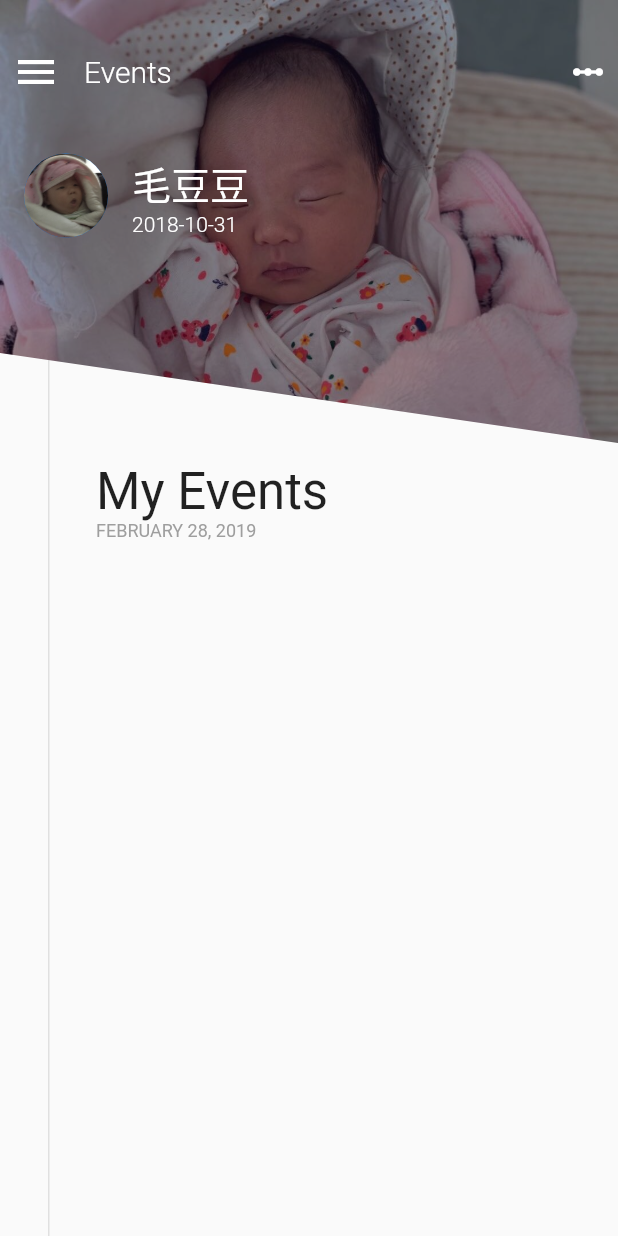
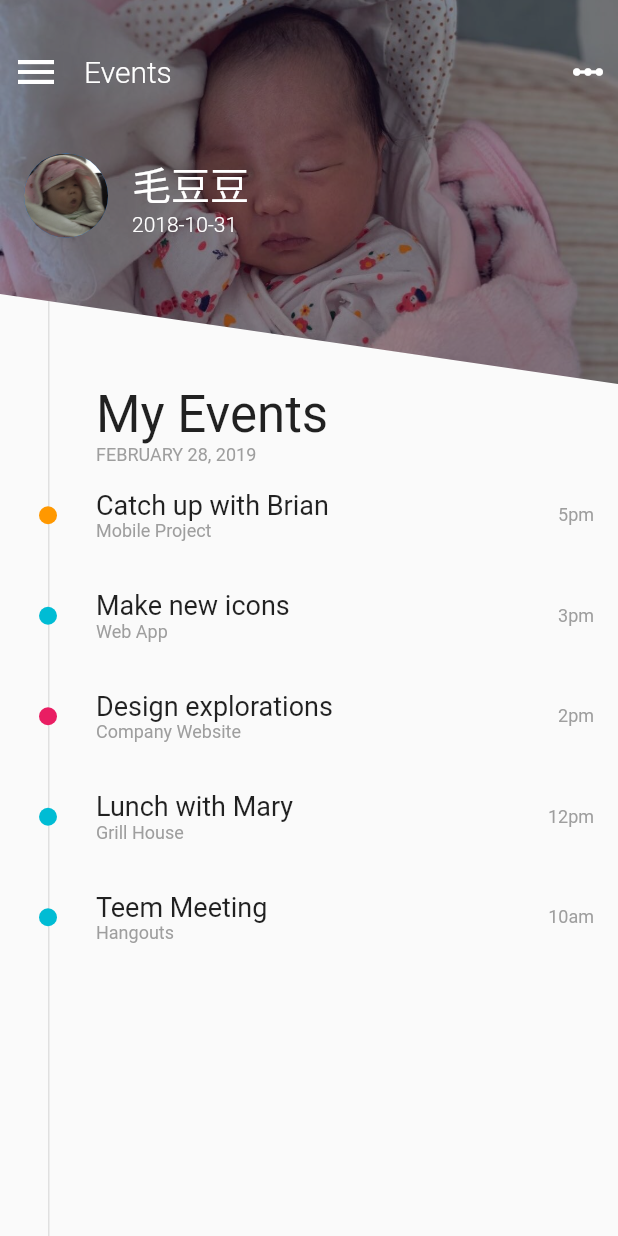
Before and after one commit to huajianmao/babytracker, a Flutter app: the screen it shows after launch, on a phone screen of 412 x 824 dp. Run offline on Flutter 3.47's test engine with Material 2 defaults, Android fonts, the phone set to English and light mode, and no system bars.

Commit message:
Add Event List Model

```diff
--- /dev/null
+++ b/flutter/lib/event.dart
@@ -0,0 +1,11 @@
+import 'package:flutter/material.dart';
+
+class Event {
+  final String title;
+  final String category;
+  final String time;
+  final Color color;
+  final bool completed;
+
+  Event({this.title, this.category, this.time, this.color, this.completed});
+}
--- /dev/null
+++ b/flutter/lib/event_row.dart
@@ -0,0 +1,59 @@
+import 'package:babytracker/event.dart';
+import 'package:flutter/material.dart';
+
+class EventRow extends StatelessWidget {
+  final Event event;
+  final double dotSize = 12.0;
+  final Animation<double> animation;
+
+  const EventRow({Key key, this.event, this.animation}) : super(key: key);
+
+  @override
+  Widget build(BuildContext context) {
+    return new FadeTransition(
+      opacity: animation,
+      child: new SizeTransition(
+        sizeFactor: animation,
+        child: new Padding(
+          padding: const EdgeInsets.symmetric(vertical: 16.0),
+          child: new Row(
+            children: <Widget>[
+              new Padding(
+                padding:
+                new EdgeInsets.symmetric(horizontal: 32.0 - dotSize / 2),
+                child: new Container(
+                  height: dotSize,
+                  width: dotSize,
+                  decoration: new BoxDecoration(
+                      shape: BoxShape.circle, color: event.color),
+                ),
+              ),
+              new Expanded(
+                child: new Column(
+                  crossAxisAlignment: CrossAxisAlignment.start,
+                  children: <Widget>[
+                    new Text(
+                      event.title,
+                      style: new TextStyle(fontSize: 18.0),
+                    ),
+                    new Text(
+                      event.category,
+                      style: new TextStyle(fontSize: 12.0, color: Colors.grey),
+                    )
+                  ],
+                ),
+              ),
+              new Padding(
+                padding: const EdgeInsets.only(right: 16.0),
+                child: new Text(
+                  event.time,
+                  style: new TextStyle(fontSize: 12.0, color: Colors.grey),
+                ),
+              ),
+            ],
+          ),
+        ),
+      ),
+    );
+  }
+}
--- /dev/null
+++ b/flutter/lib/initial_list.dart
@@ -0,0 +1,36 @@
+import 'package:babytracker/event.dart';
+import 'package:flutter/material.dart';
+
+
+List<Event> events = [
+  new Event(
+      title: "Catch up with Brian",
+      category: "Mobile Project",
+      time: "5pm",
+      color: Colors.orange,
+      completed: false),
+  new Event(
+      title: "Make new icons",
+      category: "Web App",
+      time: "3pm",
+      color: Colors.cyan,
+      completed: true),
+  new Event(
+      title: "Design explorations",
+      category: "Company Website",
+      time: "2pm",
+      color: Colors.pink,
+      completed: false),
+  new Event(
+      title: "Lunch with Mary",
+      category: "Grill House",
+      time: "12pm",
+      color: Colors.cyan,
+      completed: true),
+  new Event(
+      title: "Teem Meeting",
+      category: "Hangouts",
+      time: "10am",
+      color: Colors.cyan,
+      completed: true),
+];
--- /dev/null
+++ b/flutter/lib/list_model.dart
@@ -0,0 +1,38 @@
+import 'package:babytracker/event.dart';
+import 'package:babytracker/event_row.dart';
+import 'package:flutter/material.dart';
+
+class ListModel {
+  ListModel(this.listKey, items) : this.items = new List.of(items);
+
+  final GlobalKey<AnimatedListState> listKey;
+  final List<Event> items;
+
+  AnimatedListState get _animatedList => listKey.currentState;
+
+  void insert(int index, Event item) {
+    items.insert(index, item);
+    _animatedList.insertItem(index, duration: new Duration(milliseconds: 150));
+  }
+
+  Event removeAt(int index) {
+    final Event removedItem = items.removeAt(index);
+    if (removedItem != null) {
+      _animatedList.removeItem(
+          index,
+              (context, animation) => new EventRow (
+            event: removedItem,
+            animation: animation,
+          ),
+          duration: new Duration(milliseconds: (150 + 200*(index/length)).toInt())
+      );
+    }
+    return removedItem;
+  }
+
+  int get length => items.length;
+
+  Event operator [](int index) => items[index];
+
+  int indexOf(Event item) => items.indexOf(item);
+}
--- a/flutter/lib/main.dart
+++ b/flutter/lib/main.dart
@@ -1,4 +1,7 @@
 import 'package:babytracker/diagonal_clipper.dart';
+import 'package:babytracker/event_row.dart';
+import 'package:babytracker/list_model.dart';
+import 'package:babytracker/initial_list.dart';
 import 'package:flutter/material.dart';
 
 void main() => runApp(BabyTracker());
@@ -23,7 +26,18 @@ class MainPage extends StatefulWidget {
 }
 
 class _MainPageState extends State<MainPage> {
-  double _imageHeight = 256.0;
+  final GlobalKey<AnimatedListState> _listKey =
+  new GlobalKey<AnimatedListState>();
+  final double _imageHeight = 256.0;
+  ListModel listModel;
+  bool showOnlyCompleted = false;
+
+  @override
+  void initState() {
+    super.initState();
+    listModel = new ListModel(_listKey, events);
+  }
+
   @override
   Widget build(BuildContext context) {
     return new Scaffold(
@@ -40,13 +54,17 @@ class _MainPageState extends State<MainPage> {
   }
 
   Widget _buildIamge() {
-    return new ClipPath(
-      clipper: new DialogonalClipper(),
-      child: new Image.asset(
-        'images/banner.jpg',
-        fit: BoxFit.fitWidth,
-        colorBlendMode: BlendMode.srcOver,
-        color: new Color.fromARGB(120, 20, 10, 40),
+    return new Positioned.fill(
+      bottom: null,
+      child: new ClipPath(
+        clipper: new DialogonalClipper(),
+        child: new Image.asset(
+          'images/banner.jpg',
+          fit: BoxFit.cover,
+          height: _imageHeight,
+          colorBlendMode: BlendMode.srcOver,
+          color: new Color.fromARGB(120, 20, 10, 40),
+        ),
       ),
     );
   }
@@ -115,7 +133,7 @@ class _MainPageState extends State<MainPage> {
 
   Widget _buildHeaderBottom() {
     return new Padding(
-      padding: new EdgeInsets.only(top: _imageHeight * 1.2),
+      padding: new EdgeInsets.only(top: _imageHeight),
       child: new Column(
         crossAxisAlignment: CrossAxisAlignment.start,
         children: <Widget>[
@@ -126,9 +144,19 @@ class _MainPageState extends State<MainPage> {
     );
   }
 
-//TODO
   Widget _buildEventsList() {
-    return new Container();
+    return new Expanded(
+      child: new AnimatedList(
+        initialItemCount: events.length,
+        key: _listKey,
+        itemBuilder: (context, index, animation) {
+          return new EventRow(
+            event: listModel[index],
+            animation: animation,
+          );
+        },
+      ),
+    );
   }
 
   Widget _buildEventsHeader() {
```
